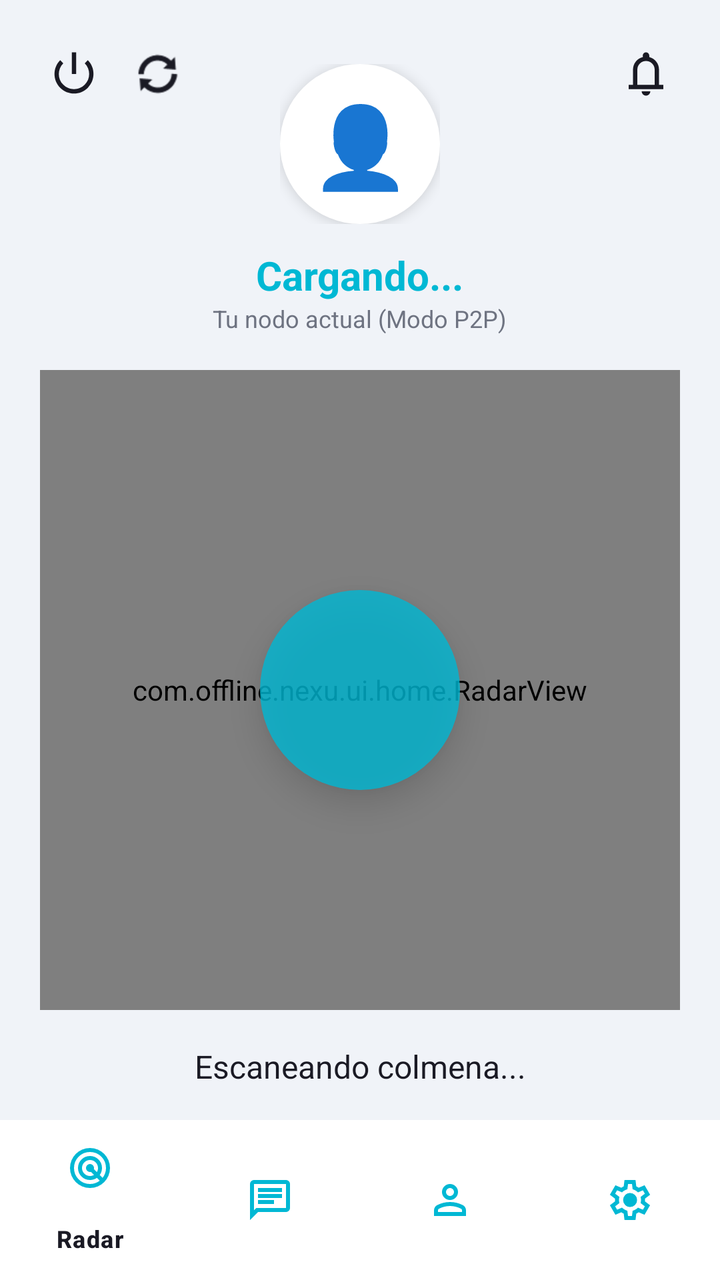
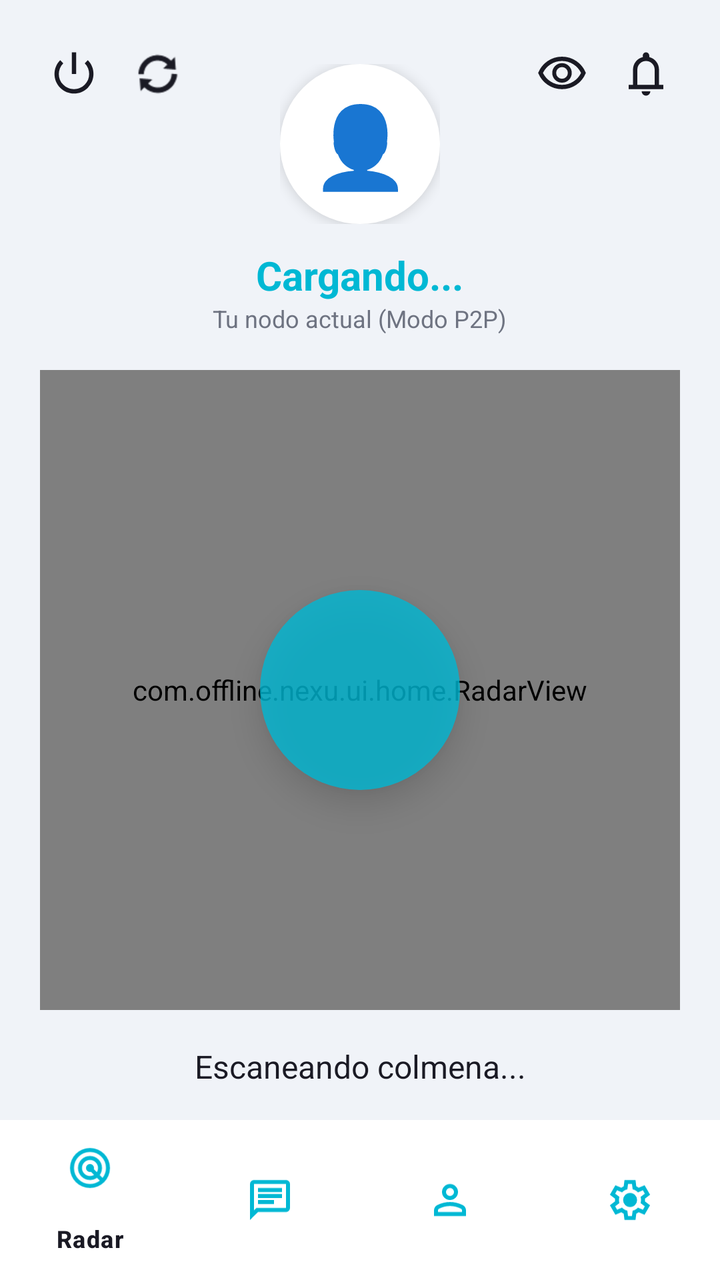

Before-and-after screenshots of an Android layout around one commit, followed by the original layout XML and the change that was made.
<!-- AndroidManifest.xml: application theme Theme.Nexu -->
<!-- res/layout/activity_home.xml -->
<?xml version="1.0" encoding="utf-8"?>
<androidx.constraintlayout.widget.ConstraintLayout xmlns:android="http://schemas.android.com/apk/res/android"
    xmlns:app="http://schemas.android.com/apk/res-auto"
    android:layout_width="match_parent"
    android:layout_height="match_parent"
    android:background="@color/background_main">

    <ImageView
        android:id="@+id/btnToggleRadar"
        android:layout_width="26dp"
        android:layout_height="26dp"
        android:layout_marginTop="24dp"
        android:layout_marginStart="24dp"
        android:src="@android:drawable/ic_lock_power_off"
        app:tint="@color/text_primary"
        app:layout_constraintTop_toTopOf="parent"
        app:layout_constraintStart_toStartOf="parent" />

    <ImageView
        android:id="@+id/btnRefreshRadar"
        android:layout_width="26dp"
        android:layout_height="26dp"
        android:layout_marginTop="24dp"
        android:layout_marginStart="16dp"
        android:src="@android:drawable/ic_popup_sync"
        app:tint="@color/text_primary"
        android:background="?attr/selectableItemBackgroundBorderless"
        app:layout_constraintTop_toTopOf="parent"
        app:layout_constraintStart_toEndOf="@id/btnToggleRadar" />

    <ImageView
        android:id="@+id/ivBell"
        android:layout_width="26dp"
        android:layout_height="26dp"
        android:layout_marginTop="24dp"
        android:layout_marginEnd="24dp"
        android:src="@drawable/ic_bell"
        android:background="?attr/selectableItemBackgroundBorderless"
        app:tint="@color/text_primary"
        app:layout_constraintTop_toTopOf="parent"
        app:layout_constraintEnd_toEndOf="parent" />

    <View
        android:id="@+id/vRedDot"
        android:layout_width="12dp"
        android:layout_height="12dp"
        android:layout_marginTop="22dp"
        android:layout_marginEnd="22dp"
        android:background="@drawable/circle_background"
        android:backgroundTint="#FF3B30"
        android:elevation="4dp"
        android:visibility="gone"
        app:layout_constraintTop_toTopOf="parent"
        app:layout_constraintEnd_toEndOf="parent" />

    <LinearLayout
        android:id="@+id/layoutMyProfile"
        android:layout_width="wrap_content"
        android:layout_height="wrap_content"
        android:orientation="vertical"
        android:gravity="center"
        android:layout_marginTop="32dp"
        app:layout_constraintTop_toTopOf="parent"
        app:layout_constraintStart_toStartOf="parent"
        app:layout_constraintEnd_toEndOf="parent">

        <FrameLayout
            android:layout_width="80dp"
            android:layout_height="80dp">

            <TextView
                android:id="@+id/tvMyEmoji"
                android:layout_width="match_parent"
                android:layout_height="match_parent"
                android:background="@drawable/circle_background"
                android:backgroundTint="@color/surface_card"
                android:gravity="center"
                android:text="👤"
                android:textSize="40sp"
                android:elevation="4dp"/>

            <ImageView
                android:id="@+id/ivMyAvatar"
                android:layout_width="match_parent"
                android:layout_height="match_parent"
                android:background="@drawable/circle_background"
                android:scaleType="centerCrop"
                android:elevation="5dp"
                android:visibility="gone"/>
        </FrameLayout>

        <TextView
            android:id="@+id/tvMyName"
            android:layout_width="wrap_content"
            android:layout_height="wrap_content"
            android:text="Cargando..."
            android:textColor="@color/primary_color"
            android:textSize="20sp"
            android:textStyle="bold"
            android:layout_marginTop="12dp"/>

        <TextView
            android:id="@+id/tvModoText"
            android:layout_width="wrap_content"
            android:layout_height="wrap_content"
            android:text="Tu nodo actual (Modo P2P)"
            android:textColor="@color/text_secondary"
            android:textSize="12sp" />
    </LinearLayout>

    <FrameLayout
        android:id="@+id/radarContainer"
        android:layout_width="320dp"
        android:layout_height="320dp"
        app:layout_constraintTop_toBottomOf="@id/layoutMyProfile"
        app:layout_constraintBottom_toTopOf="@id/tvRadarStatus"
        app:layout_constraintStart_toStartOf="parent"
        app:layout_constraintEnd_toEndOf="parent">

        <View
            android:layout_width="match_parent"
            android:layout_height="match_parent"
            android:background="@drawable/circle_background"
            android:backgroundTint="@color/surface_card"
            android:alpha="0.3"/>
        <View
            android:layout_width="200dp"
            android:layout_height="200dp"
            android:layout_gravity="center"
            android:background="@drawable/circle_background"
            android:backgroundTint="@color/surface_card"
            android:alpha="0.5"/>

        <com.offline.nexu.ui.home.RadarView
            android:id="@+id/radarView"
            android:layout_width="match_parent"
            android:layout_height="match_parent"
            android:elevation="5dp" />

        <View
            android:id="@+id/radarCenterDot"
            android:layout_width="100dp"
            android:layout_height="100dp"
            android:layout_gravity="center"
            android:background="@drawable/circle_background"
            android:backgroundTint="@color/primary_color"
            android:elevation="10dp"
            android:alpha="0.8"/>

        <View
            android:id="@+id/viewEasterEgg"
            android:layout_width="100dp"
            android:layout_height="100dp"
            android:layout_gravity="center"
            android:clickable="true"
            android:focusable="true"
            android:elevation="15dp" />
    </FrameLayout>

    <TextView
        android:id="@+id/tvRadarStatus"
        android:layout_width="wrap_content"
        android:layout_height="wrap_content"
        android:layout_marginBottom="16dp"
        android:text="Escaneando colmena..."
        android:textColor="@color/text_primary"
        android:textSize="16sp"
        app:layout_constraintBottom_toTopOf="@+id/bottom_navigation"
        app:layout_constraintStart_toStartOf="parent"
        app:layout_constraintEnd_toEndOf="parent"/>

    <com.google.android.material.floatingactionbutton.FloatingActionButton
        android:id="@+id/fabReturnChat"
        android:layout_width="wrap_content"
        android:layout_height="wrap_content"
        android:layout_marginEnd="16dp"
        android:layout_marginBottom="16dp"
        android:src="@drawable/ic_msg_sent"
        app:tint="#FFFFFF"
        app:backgroundTint="@color/primary_color"
        android:visibility="gone"
        app:layout_constraintBottom_toTopOf="@id/bottom_navigation"
        app:layout_constraintEnd_toEndOf="parent" />

    <com.google.android.material.bottomnavigation.BottomNavigationView
        android:id="@+id/bottom_navigation"
        android:layout_width="match_parent"
        android:layout_height="wrap_content"
        android:background="@color/surface_card"
        app:itemIconTint="@color/primary_color"
        app:itemTextColor="@color/text_primary"
        app:layout_constraintBottom_toBottomOf="parent"
        app:menu="@menu/menu_main" />

    <androidx.cardview.widget.CardView
        android:id="@+id/cvIncoming"
        android:layout_width="0dp"
        android:layout_height="wrap_content"
        android:layout_marginHorizontal="32dp"
        app:cardCornerRadius="16dp"
        app:cardBackgroundColor="@color/surface_card"
        app:cardElevation="20dp"
        android:visibility="gone"
        app:layout_constraintTop_toTopOf="parent"
        app:layout_constraintBottom_toBottomOf="parent"
        app:layout_constraintStart_toStartOf="parent"
        app:layout_constraintEnd_toEndOf="parent">

        <LinearLayout
            android:layout_width="match_parent"
            android:layout_height="wrap_content"
            android:orientation="vertical"
            android:padding="20dp">

            <TextView
                android:id="@+id/tvPopupTitle"
                android:layout_width="wrap_content"
                android:layout_height="wrap_content"
                android:text="Nueva conexión entrante"
                android:textColor="@color/primary_color"
                android:textStyle="bold"
                android:textSize="16sp"/>

            <LinearLayout
                android:layout_width="match_parent"
                android:layout_height="wrap_content"
                android:orientation="horizontal"
                android:gravity="center_vertical"
                android:layout_marginTop="12dp">

                <TextView
                    android:id="@+id/tvPopupEmoji"
                    android:layout_width="wrap_content"
                    android:layout_height="wrap_content"
                    android:text="👤"
                    android:textSize="32sp"
                    android:layout_marginEnd="16dp"/>

                <TextView
                    android:id="@+id/tvPopupName"
                    android:layout_width="0dp"
                    android:layout_weight="1"
                    android:layout_height="wrap_content"
                    android:text="Nombre Usuario"
                    android:textColor="@color/text_primary"
                    android:textStyle="bold"
                    android:textSize="20sp"/>
            </LinearLayout>

            <LinearLayout
                android:layout_width="match_parent"
                android:layout_height="wrap_content"
                android:orientation="horizontal"
                android:layout_marginTop="24dp">

                <Button
                    android:id="@+id/btnPopupReject"
                    android:layout_width="0dp"
                    android:layout_weight="1"
                    android:layout_height="wrap_content"
                    android:text="Ignorar"
                    android:backgroundTint="#4A4A4A"
                    android:textColor="#FFFFFF"
                    android:layout_marginEnd="8dp"/>

                <Button
                    android:id="@+id/btnPopupAccept"
                    android:layout_width="0dp"
                    android:layout_weight="1"
                    android:layout_height="wrap_content"
                    android:text="Aceptar"
                    android:backgroundTint="@color/primary_color"
                    android:textColor="#FFFFFF"/>
            </LinearLayout>
        </LinearLayout>
    </androidx.cardview.widget.CardView>

    <androidx.cardview.widget.CardView
        android:id="@+id/cvNotificationsDropdown"
        android:layout_width="320dp"
        android:layout_height="wrap_content"
        android:layout_marginEnd="16dp"
        android:layout_marginTop="12dp"
        app:cardCornerRadius="16dp"
        app:cardElevation="16dp"
        app:cardBackgroundColor="@color/surface_card"
        android:visibility="gone"
        app:layout_constrainedHeight="true"
        app:layout_constraintHeight_max="400dp"
        app:layout_constraintTop_toBottomOf="@id/ivBell"
        app:layout_constraintEnd_toEndOf="parent">

        <ScrollView
            android:layout_width="match_parent"
            android:layout_height="wrap_content"
            android:overScrollMode="never">

            <LinearLayout
                android:layout_width="match_parent"
                android:layout_height="wrap_content"
                android:orientation="vertical"
                android:padding="16dp">

                <TextView
                    android:layout_width="wrap_content"
                    android:layout_height="wrap_content"
                    android:text="Notificaciones"
                    android:textSize="18sp"
                    android:textStyle="bold"
                    android:textColor="@color/text_primary"
                    android:layout_marginBottom="16dp"/>

                <TextView
                    android:id="@+id/tvEmptyNotifications"
                    android:layout_width="match_parent"
                    android:layout_height="wrap_content"
                    android:text="No tienes notificaciones pendientes. Todo está tranquilo."
                    android:textColor="@color/text_secondary"
                    android:textSize="14sp"
                    android:gravity="center"
                    android:paddingVertical="20dp"
                    android:visibility="gone"/>

                <LinearLayout
                    android:id="@+id/llNotificationList"
                    android:layout_width="match_parent"
                    android:layout_height="wrap_content"
                    android:orientation="vertical"/>

            </LinearLayout>
        </ScrollView>
    </androidx.cardview.widget.CardView>

</androidx.constraintlayout.widget.ConstraintLayout>
<!-- resources referenced by this layout -->
<resources>
  <color name="background_main">#F0F3F8</color>
  <color name="primary_color">#00B8D4</color>
  <color name="surface_card">#FFFFFF</color>
  <color name="text_primary">#1A1A24</color>
  <color name="text_secondary">#6E7381</color>
  <!-- drawable circle_background (drawable) -->
  <?xml version="1.0" encoding="utf-8"?>
  <shape xmlns:android="http://schemas.android.com/apk/res/android"
      android:shape="oval">
      <solid android:color="#FFFFFF" />
  </shape>
  <!-- drawable ic_bell (drawable) -->
  <vector xmlns:android="http://schemas.android.com/apk/res/android" android:width="24dp" android:height="24dp" android:viewportWidth="960" android:viewportHeight="960" android:tint="?attr/colorControlNormal">
      <path android:fillColor="@android:color/white" android:pathData="M160,760L160,680L240,680L240,400Q240,317 290,252.5Q340,188 420,168L420,140Q420,115 437.5,97.5Q455,80 480,80Q505,80 522.5,97.5Q540,115 540,140L540,168Q620,188 670,252.5Q720,317 720,400L720,680L800,680L800,760L160,760ZM480,460L480,460L480,460L480,460Q480,460 480,460Q480,460 480,460Q480,460 480,460Q480,460 480,460ZM480,880Q447,880 423.5,856.5Q400,833 400,800L560,800Q560,833 536.5,856.5Q513,880 480,880ZM320,680L640,680L640,400Q640,334 593,287Q546,240 480,240Q414,240 367,287Q320,334 320,400L320,680Z"/>
  </vector>
  <!-- drawable ic_msg_sent (drawable) -->
  <vector xmlns:android="http://schemas.android.com/apk/res/android"
      android:width="16dp"
      android:height="16dp"
      android:viewportWidth="24"
      android:viewportHeight="24">
      <path android:fillColor="#455A64"
          android:pathData="M9,16.17L4.83,12l-1.42,1.41L9,19 21,7l-1.41,-1.41z"/>
  </vector>
  <style name="Theme.Nexu" parent="Base.Theme.Nexu" />
  <style name="Base.Theme.Nexu" parent="Theme.Material3.DayNight.NoActionBar">
      </style>
</resources>

<!-- the commit's change to res/layout/activity_home.xml (unified diff, before → after) -->
@@ -39,6 +39,18 @@
         app:tint="@color/text_primary"
         app:layout_constraintTop_toTopOf="parent"
         app:layout_constraintEnd_toEndOf="parent" />
+
+    <ImageView
+        android:id="@+id/btnVisibilityRadar"
+        android:layout_width="26dp"
+        android:layout_height="26dp"
+        android:layout_marginTop="24dp"
+        android:layout_marginEnd="16dp"
+        android:src="@drawable/ic_visibility_on"
+        app:tint="@color/text_primary"
+        android:background="?attr/selectableItemBackgroundBorderless"
+        app:layout_constraintTop_toTopOf="parent"
+        app:layout_constraintEnd_toStartOf="@id/ivBell" />
 
     <View
         android:id="@+id/vRedDot"
<!-- resource entries referenced after the edit -->
@@ -24,6 +24,17 @@
       <path android:fillColor="#455A64"
           android:pathData="M9,16.17L4.83,12l-1.42,1.41L9,19 21,7l-1.41,-1.41z"/>
   </vector>
+  <!-- drawable ic_visibility_on (drawable) -->
+  <vector xmlns:android="http://schemas.android.com/apk/res/android"
+      android:width="24dp"
+      android:height="24dp"
+      android:viewportWidth="960"
+      android:viewportHeight="960"
+      android:tint="?attr/colorControlNormal">
+      <path
+          android:fillColor="@android:color/white"
+          android:pathData="M607.5,587.5Q660,535 660,460Q660,385 607.5,332.5Q555,280 480,280Q405,280 352.5,332.5Q300,385 300,460Q300,535 352.5,587.5Q405,640 480,640Q555,640 607.5,587.5ZM403.5,536.5Q372,505 372,460Q372,415 403.5,383.5Q435,352 480,352Q525,352 556.5,383.5Q588,415 588,460Q588,505 556.5,536.5Q525,568 480,568Q435,568 403.5,536.5ZM214,678.5Q94,597 40,460Q94,323 214,241.5Q334,160 480,160Q626,160 746,241.5Q866,323 920,460Q866,597 746,678.5Q626,760 480,760Q334,760 214,678.5ZM480,460Q480,460 480,460Q480,460 480,460Q480,460 480,460Q480,460 480,460Q480,460 480,460Q480,460 480,460Q480,460 480,460Q480,460 480,460ZM687.5,620.5Q782,561 832,460Q782,359 687.5,299.5Q593,240 480,240Q367,240 272.5,299.5Q178,359 128,460Q178,561 272.5,620.5Q367,680 480,680Q593,680 687.5,620.5Z"/>
+  </vector>
   <style name="Theme.Nexu" parent="Base.Theme.Nexu" />
   <style name="Base.Theme.Nexu" parent="Theme.Material3.DayNight.NoActionBar">
       </style>
